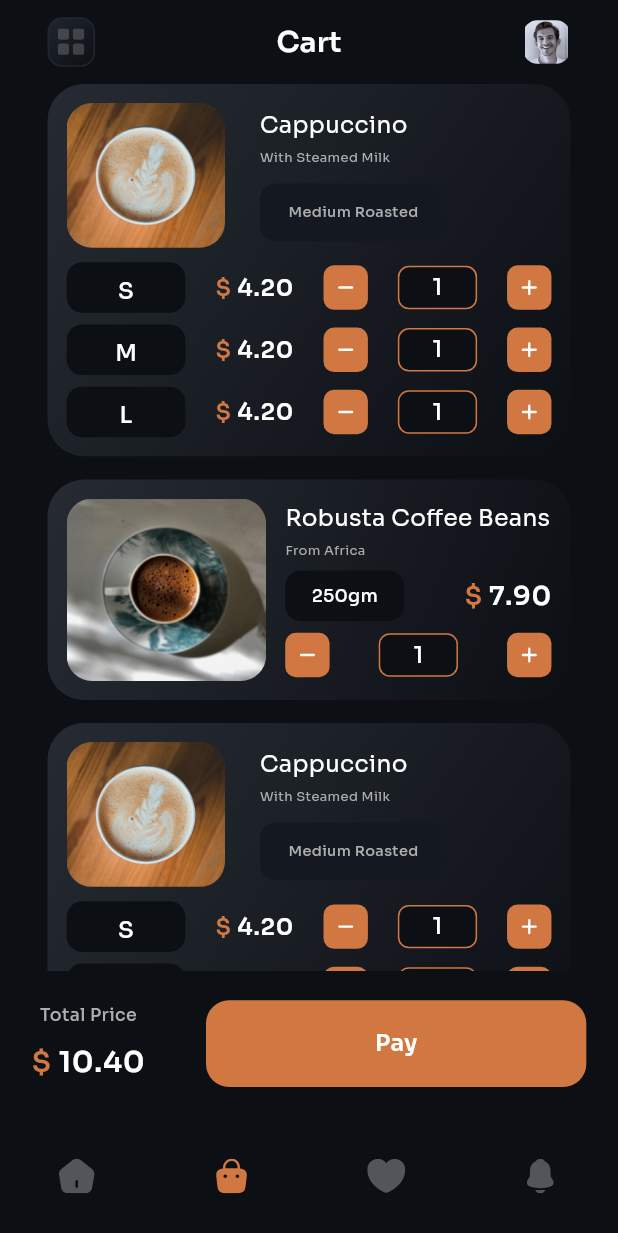
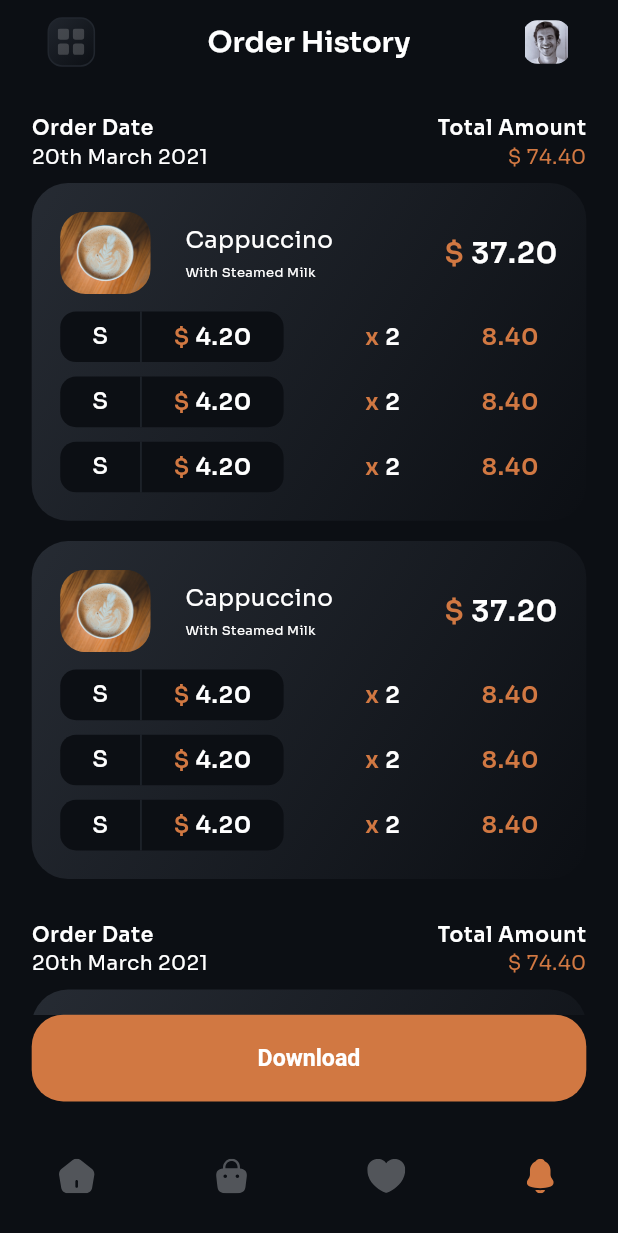
Before and after one commit to Akingbade675/CuppaConnect, a Flutter app: the screen it shows after launch, on a phone screen of 412 x 824 dp. Shown: the top 1233 px of the screen. Run offline on Flutter 3.47's test engine with Material 3 defaults, Android fonts, the phone set to English and light mode, and no system bars; our stand-ins replace flutter_bloc, flutter_native_splash, flutter_screenutil, flutter_svg, google_maps_flutter, location and 1 more; missing offline and left inert: flutter_polyline_points.

Commit message:
Implement Order History Screen UI

```diff
--- a/lib/navigation_menu.dart
+++ b/lib/navigation_menu.dart
@@ -2,6 +2,7 @@ import 'package:coffee_shop_app/src/components/svg_icon.dart';
 import 'package:coffee_shop_app/src/modules/cart/views/cart_screen.dart';
 import 'package:coffee_shop_app/src/modules/favourite/views/favourite_screen.dart';
 import 'package:coffee_shop_app/src/modules/home/views/home_screen.dart';
+import 'package:coffee_shop_app/src/modules/order/views/order_history_screen.dart';
 import 'package:coffee_shop_app/src/res/colors.dart';
 import 'package:coffee_shop_app/src/res/icon_strings.dart';
 import 'package:flutter/material.dart';
@@ -25,10 +26,10 @@ class _NavigationMenuState extends State<NavigationMenu> {
         const HomeScreen(),
         const CartScreen(),
         const FavouriteScreen(),
-        const SizedBox(),
+        const OrderHistoryScreen(),
       ];
 
-  int index = 1;
+  int index = 3;
 
   @override
   Widget build(BuildContext context) {
--- a/lib/src/components/coffee_text.dart
+++ b/lib/src/components/coffee_text.dart
@@ -5,10 +5,12 @@ import 'package:flutter_screenutil/flutter_screenutil.dart';
 class CoffeeTitleText extends StatelessWidget {
   final String text;
   final double size;
+  final Color color;
 
   const CoffeeTitleText({
     super.key,
     this.size = 13,
+    this.color = AppColors.white,
     required this.text,
   });
 
@@ -19,7 +21,7 @@ class CoffeeTitleText extends StatelessWidget {
       maxLines: 1,
       overflow: TextOverflow.ellipsis,
       style: TextStyle(
-        color: AppColors.white,
+        color: color,
         fontSize: size.sp,
         fontWeight: FontWeight.w400,
       ),
@@ -32,16 +34,19 @@ class CoffeeSideText extends StatelessWidget {
   final double size;
   final Color color;
 
-  const CoffeeSideText(
-      {super.key,
-      required this.text,
-      this.size = 9,
-      this.color = AppColors.white});
+  const CoffeeSideText({
+    super.key,
+    required this.text,
+    this.size = 9,
+    this.color = AppColors.white,
+  });
 
   @override
   Widget build(BuildContext context) {
     return Text(
       text,
+      maxLines: 1,
+      overflow: TextOverflow.ellipsis,
       style: TextStyle(
         color: color,
         fontSize: size.sp,
--- a/lib/src/components/price_widget.dart
+++ b/lib/src/components/price_widget.dart
@@ -9,7 +9,7 @@ class PriceWidget extends StatelessWidget {
   const PriceWidget({
     super.key,
     required this.price,
-    required this.fontSize,
+    this.fontSize = 16,
   });
 
   @override
--- a/lib/src/modules/home/components/price_and_add_to_cart.dart
+++ b/lib/src/modules/home/components/price_and_add_to_cart.dart
@@ -42,8 +42,10 @@ class PageBottomPrice extends StatelessWidget {
             ],
           ),
           const Spacer(),
-          ElevatedButton(
-            onPressed: onBtnPressed,
+          SizedBox(
+            height: 60.h,
+            child: ElevatedButton(
+              onPressed: onBtnPressed ?? () {},
               style: ElevatedButton.styleFrom(
                 backgroundColor: AppColors.brown,
                 elevation: 0,
@@ -52,10 +54,13 @@ class PageBottomPrice extends StatelessWidget {
                   borderRadius: BorderRadius.circular(16.r),
                 ),
               ),
+              child: FittedBox(
                 child: Text(
                   btnText,
                   style: context.textTheme.bodyMedium?.copyWith(
                     fontWeight: FontWeight.w600,
+                  ),
+                ),
               ),
             ),
           ),
--- a/lib/src/modules/home/components/search_field.dart
+++ b/lib/src/modules/home/components/search_field.dart
@@ -29,15 +29,10 @@ class SearchField extends StatelessWidget {
           ),
           SizedBox(width: 18.w),
           Expanded(
-            child: TextField(
-              decoration: InputDecoration(
-                enabled: true,
-                contentPadding: EdgeInsets.only(bottom: 19.h),
-                hintText: 'Find Your Coffee...',
-                hintStyle: context.textTheme.bodySmall?.copyWith(
-                  fontSize: 10.sp,
-                ),
-                border: InputBorder.none,
+            child: Text(
+              'Find Your Coffee...',
+              style: context.textTheme.bodySmall?.copyWith(
+                fontSize: 10.sp,
               ),
             ),
           ),
--- /dev/null
+++ b/lib/src/modules/order/components/order_history_card.dart
@@ -0,0 +1,125 @@
+import 'package:coffee_shop_app/src/components/coffee_text.dart';
+import 'package:coffee_shop_app/src/components/price_widget.dart';
+import 'package:coffee_shop_app/src/components/rounded_container.dart';
+import 'package:coffee_shop_app/src/extensions/context_ext.dart';
+import 'package:coffee_shop_app/src/res/colors.dart';
+import 'package:flutter/material.dart';
+import 'package:flutter_screenutil/flutter_screenutil.dart';
+
+class OrderHistoryCard extends StatelessWidget {
+  const OrderHistoryCard({
+    super.key,
+  });
+
+  @override
+  Widget build(BuildContext context) {
+    return RoundedContainer(
+      padding: 18,
+      borderRadius: 23,
+      gradient: AppColors.cartItemGradient,
+      child: Column(
+        children: [
+          Row(
+            crossAxisAlignment: CrossAxisAlignment.center,
+            children: [
+              ClipRRect(
+                borderRadius: BorderRadius.circular(16.w),
+                child: Image.asset(
+                  'assets/coffee_assets/latte/square/latte_pic_1_square.png',
+                  fit: BoxFit.cover,
+                  width: 57.w,
+                  height: 57.h,
+                ),
+              ),
+              SizedBox(width: 22.w),
+              Expanded(
+                child: Column(
+                  mainAxisSize: MainAxisSize.min,
+                  crossAxisAlignment: CrossAxisAlignment.start,
+                  children: [
+                    const CoffeeTitleText(text: 'Cappuccino', size: 16),
+                    SizedBox(height: 4.h),
+                    const CoffeeSideText(text: 'With Steamed Milk'),
+                  ],
+                ),
+              ),
+              SizedBox(width: 8.w),
+              const PriceWidget(price: 37.20, fontSize: 20),
+            ],
+          ),
+          SizedBox(height: 12.h),
+          const OrderHistoryPriceTile(),
+          SizedBox(height: 10.h),
+          const OrderHistoryPriceTile(),
+          SizedBox(height: 10.h),
+          const OrderHistoryPriceTile(),
+        ],
+      ),
+    );
+  }
+}
+
+class OrderHistoryPriceTile extends StatelessWidget {
+  const OrderHistoryPriceTile({
+    super.key,
+  });
+
+  @override
+  Widget build(BuildContext context) {
+    return Padding(
+      padding: EdgeInsets.only(right: 12.w),
+      child: Row(
+        mainAxisAlignment: MainAxisAlignment.spaceBetween,
+        children: [
+          RoundedContainer(
+            padding: 0,
+            borderRadius: 10,
+            color: AppColors.black,
+            size: const Size(141, 35),
+            child: Row(
+              mainAxisAlignment: MainAxisAlignment.spaceEvenly,
+              children: [
+                Text(
+                  'S',
+                  style: context.textTheme.bodyMedium?.copyWith(
+                    color: AppColors.white,
+                    fontSize: 16.sp,
+                  ),
+                ),
+                Container(
+                  width: 1,
+                  color: AppColors.iconGrey,
+                ),
+                const PriceWidget(price: 4.20, fontSize: 16),
+              ],
+            ),
+          ),
+          Text.rich(
+            TextSpan(
+              text: 'x ',
+              style: context.textTheme.bodyLarge?.copyWith(
+                fontSize: 16.sp,
+                color: AppColors.brown,
+              ),
+              children: [
+                TextSpan(
+                  text: '2',
+                  style: context.textTheme.bodyLarge?.copyWith(
+                    fontSize: 16.sp,
+                  ),
+                ),
+              ],
+            ),
+          ),
+          Text(
+            '8.40',
+            style: context.textTheme.bodyLarge?.copyWith(
+              fontSize: 16.sp,
+              color: AppColors.brown,
+            ),
+          ),
+        ],
+      ),
+    );
+  }
+}
--- /dev/null
+++ b/lib/src/modules/order/components/order_history_card_header.dart
@@ -0,0 +1,57 @@
+import 'package:coffee_shop_app/src/extensions/context_ext.dart';
+import 'package:coffee_shop_app/src/res/colors.dart';
+import 'package:flutter/material.dart';
+import 'package:flutter_screenutil/flutter_screenutil.dart';
+
+class OrderHistoryCardHeader extends StatelessWidget {
+  const OrderHistoryCardHeader({
+    super.key,
+  });
+
+  @override
+  Widget build(BuildContext context) {
+    return Row(
+      mainAxisAlignment: MainAxisAlignment.spaceBetween,
+      children: [
+        Column(
+          crossAxisAlignment: CrossAxisAlignment.start,
+          children: [
+            Text(
+              'Order Date',
+              style: context.textTheme.bodyLarge?.copyWith(
+                fontSize: 14.sp,
+              ),
+            ),
+            Text(
+              '20th March 2021',
+              style: TextStyle(
+                color: AppColors.white,
+                fontSize: 14.sp,
+                fontWeight: FontWeight.w300,
+              ),
+            ),
+          ],
+        ),
+        Column(
+          crossAxisAlignment: CrossAxisAlignment.end,
+          children: [
+            Text(
+              'Total Amount',
+              style: context.textTheme.bodyLarge?.copyWith(
+                fontSize: 14.sp,
+              ),
+            ),
+            Text(
+              '\$ 74.40',
+              style: TextStyle(
+                color: AppColors.brown,
+                fontSize: 14.sp,
+                fontWeight: FontWeight.w300,
+              ),
+            ),
+          ],
+        ),
+      ],
+    );
+  }
+}
--- /dev/null
+++ b/lib/src/modules/order/views/order_history_screen.dart
@@ -0,0 +1,90 @@
+import 'package:coffee_shop_app/src/components/appbar.dart';
+import 'package:coffee_shop_app/src/modules/order/components/order_history_card.dart';
+import 'package:coffee_shop_app/src/modules/order/components/order_history_card_header.dart';
+import 'package:coffee_shop_app/src/res/colors.dart';
+import 'package:coffee_shop_app/src/res/icon_strings.dart';
+import 'package:coffee_shop_app/src/res/image_strings.dart';
+import 'package:flutter/material.dart';
+import 'package:flutter_screenutil/flutter_screenutil.dart';
+
+class OrderHistoryScreen extends StatelessWidget {
+  const OrderHistoryScreen({super.key});
+
+  @override
+  Widget build(BuildContext context) {
+    return Scaffold(
+      appBar: AAppBar(
+        title: 'Order History',
+        leadingIcon: AppIcons.menu,
+        trailingImage: AppImages.avatar,
+        iconBg: AppColors.iconGradient1,
+      ),
+      body: Column(
+        children: [
+          Expanded(
+            child: ListView.builder(
+              itemCount: 3,
+              // shrinkWrap: true,
+              itemBuilder: (ctx, index) {
+                return Container(
+                  margin: EdgeInsets.symmetric(horizontal: 20.w).copyWith(
+                    top: 20.h,
+                    bottom: 8.h,
+                  ),
+                  child: Column(
+                    children: [
+                      const OrderHistoryCardHeader(),
+                      SizedBox(height: 8.h),
+                      ListView.separated(
+                        itemCount: 2,
+                        shrinkWrap: true,
+                        physics: const NeverScrollableScrollPhysics(),
+                        separatorBuilder: (ctx, ind) => SizedBox(height: 14.h),
+                        itemBuilder: (ctx, ind) => const OrderHistoryCard(),
+                      ),
+                    ],
+                  ),
+                );
+              },
+            ),
+          ),
+          const FullWidthButton(),
+        ],
+      ),
+    );
+  }
+}
+
+class FullWidthButton extends StatelessWidget {
+  const FullWidthButton({
+    super.key,
+  });
+
+  @override
+  Widget build(BuildContext context) {
+    return Container(
+      height: 60.h,
+      width: double.infinity,
+      margin: EdgeInsets.symmetric(horizontal: 20.w).copyWith(
+        bottom: 10.h,
+      ),
+      child: ElevatedButton(
+        onPressed: () {},
+        style: ElevatedButton.styleFrom(
+          backgroundColor: AppColors.brown,
+          shape: RoundedRectangleBorder(
+            borderRadius: BorderRadius.circular(20.w),
+          ),
+        ),
+        child: Text(
+          'Download',
+          style: TextStyle(
+            color: Colors.white,
+            fontSize: 16.sp,
+            fontWeight: FontWeight.w600,
+          ),
+        ),
+      ),
+    );
+  }
+}
--- a/lib/src/modules/payment/views/payment_screen.dart
+++ b/lib/src/modules/payment/views/payment_screen.dart
@@ -35,9 +35,10 @@ class PaymentScreen extends StatelessWidget {
   Widget build(BuildContext context) {
     return Scaffold(
       appBar: AAppBar(
+        title: 'Payment',
         leadingIcon: AppIcons.back,
         iconBg: AppColors.iconGradient1,
-        title: 'Payment',
+        onLeadingPressed: () => context.pop(),
       ),
       body: Column(
         children: [
```
Lines whose indentation alone changed are shown as unchanged.
